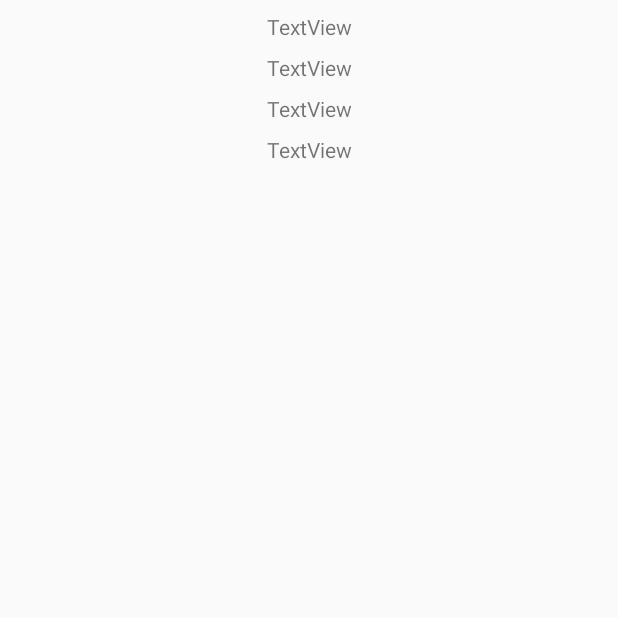
After one commit to Himawari0125/PermissionUtils, an Android app: the ParcelReceiverActivity screen opened directly, with no data from a screen before it, on a phone screen of 412 x 824 dp, the top half of it. The commit adds this screen. Run offline under Robolectric (Android 15) with nearby library versions, the phone set to English and light mode, and no system bars; our stand-ins replace CircleImageView; 5 statements that could not run were skipped.

Commit message:
PARCELING

```diff
--- a/app/src/main/AndroidManifest.xml
+++ b/app/src/main/AndroidManifest.xml
@@ -68,6 +68,8 @@
         <activity android:name=".activity.BirthdayPickerActivity"/>
         <activity android:name=".activity.GuideActivity"></activity>
         <activity android:name=".activity.WebViewloadGifActivity"></activity>
+        <activity android:name=".activity.ParcelActivity"></activity>
+        <activity android:name=".activity.ParcelReceiverActivity"></activity>
 
 
 
--- a/app/src/main/java/com/himawari/permissionUtils/activity/MainViewActivity.java
+++ b/app/src/main/java/com/himawari/permissionUtils/activity/MainViewActivity.java
@@ -34,7 +34,7 @@ public class MainViewActivity extends BaseActivity implements AdapterView.OnItem
     private ListView listView;
     private List<String> items;
     private String[] itemStr = new String[]{"Main","Scaleplate","ScrollDelete","BirthdayPicker","Guide","WebViewLoadGif"
-    ,"Test","GPS AGPS"};
+    ,"Test","GPS AGPS","ParcelTest"};
 
     @Override
     protected void onCreate(@Nullable Bundle savedInstanceState) {
@@ -91,6 +91,9 @@ public class MainViewActivity extends BaseActivity implements AdapterView.OnItem
                     ServiceUtils.openGPS(this);
                 }
                 break;
+            case 8:
+                startActivity(new Intent(this,ParcelActivity.class));
+                break;
 
 
         }
--- /dev/null
+++ b/app/src/main/java/com/himawari/permissionUtils/activity/ParcelReceiverActivity.java
@@ -0,0 +1,42 @@
+package com.himawari.permissionUtils.activity;
+
+import android.content.Intent;
+import android.os.Bundle;
+import android.support.annotation.Nullable;
+import android.widget.TextView;
+
+import com.himawari.permissionUtils.BaseActivity;
+import com.himawari.permissionUtils.R;
+import com.himawari.permissionUtils.bean.AddScaleDateBeans;
+import com.himawari.permissionUtils.parcels.ParcelTest;
+
+/**
+ * Created by S.Lee on 2018/3/2.
+ */
+
+public class ParcelReceiverActivity extends BaseActivity {
+    private TextView tv5,tv6,tv7,tv8;
+    @Override
+    protected void initView() {
+        tv5 = findViewById(R.id.textView5);
+        tv6 = findViewById(R.id.textView6);
+        tv7 = findViewById(R.id.textView7);
+        tv8 = findViewById(R.id.textView8);
+
+    }
+
+    @Override
+    protected void onCreate(@Nullable Bundle savedInstanceState) {
+        setContentView(R.layout.activity_parcelreceiver);
+        super.onCreate(savedInstanceState);
+
+        Intent intent1 = getIntent();
+        ParcelTest parcelTest = intent1.getParcelableExtra("parcelTest");
+        AddScaleDateBeans beans = parcelTest.getmData();
+        tv5.setText(beans.getCheckTime().toString());
+        tv5.setText(beans.getMuscleControl()+"");
+        tv5.setText(beans.getBone()+"");
+        tv5.setText(beans.getFatControl()+"");
+
+    }
+}
--- /dev/null
+++ b/app/src/main/res/layout/activity_parcelreceiver.xml
@@ -0,0 +1,54 @@
+<?xml version="1.0" encoding="utf-8"?>
+<android.support.constraint.ConstraintLayout
+    xmlns:android="http://schemas.android.com/apk/res/android"
+    xmlns:app="http://schemas.android.com/apk/res-auto"
+    xmlns:tools="http://schemas.android.com/tools"
+    android:layout_width="match_parent"
+    android:layout_height="match_parent">
+
+    <TextView
+        android:id="@+id/textView5"
+        android:layout_width="wrap_content"
+        android:layout_height="wrap_content"
+        android:layout_marginEnd="8dp"
+        android:layout_marginStart="8dp"
+        android:layout_marginTop="8dp"
+        android:text="TextView"
+        app:layout_constraintEnd_toEndOf="parent"
+        app:layout_constraintStart_toStartOf="parent"
+        app:layout_constraintTop_toTopOf="parent" />
+
+    <TextView
+        android:id="@+id/textView6"
+        android:layout_width="wrap_content"
+        android:layout_height="wrap_content"
+        android:layout_marginTop="8dp"
+        android:text="TextView"
+        app:layout_constraintLeft_toLeftOf="parent"
+        app:layout_constraintRight_toRightOf="parent"
+        app:layout_constraintTop_toBottomOf="@+id/textView5" />
+
+    <TextView
+        android:id="@+id/textView7"
+        android:layout_width="wrap_content"
+        android:layout_height="wrap_content"
+        android:layout_marginEnd="8dp"
+        android:layout_marginStart="8dp"
+        android:layout_marginTop="8dp"
+        android:text="TextView"
+        app:layout_constraintEnd_toEndOf="parent"
+        app:layout_constraintStart_toStartOf="parent"
+        app:layout_constraintTop_toBottomOf="@+id/textView6" />
+
+    <TextView
+        android:id="@+id/textView8"
+        android:layout_width="wrap_content"
+        android:layout_height="wrap_content"
+        android:layout_marginEnd="8dp"
+        android:layout_marginStart="8dp"
+        android:layout_marginTop="8dp"
+        android:text="TextView"
+        app:layout_constraintEnd_toEndOf="parent"
+        app:layout_constraintStart_toStartOf="parent"
+        app:layout_constraintTop_toBottomOf="@+id/textView7" />
+</android.support.constraint.ConstraintLayout>
```
Also changed, not shown: app/src/main/java/com/himawari/permissionUtils/activity/ParcelActivity.java (added, +43 -0 lines), app/src/main/java/com/himawari/permissionUtils/bean/AddScaleDateBeans.java (added, +209 -0 lines), app/src/main/java/com/himawari/permissionUtils/parcels/ParcelTest.java (added, +92 -0 lines), app/src/main/res/layout/activity_parcel.xml (added, +18 -0 lines).
